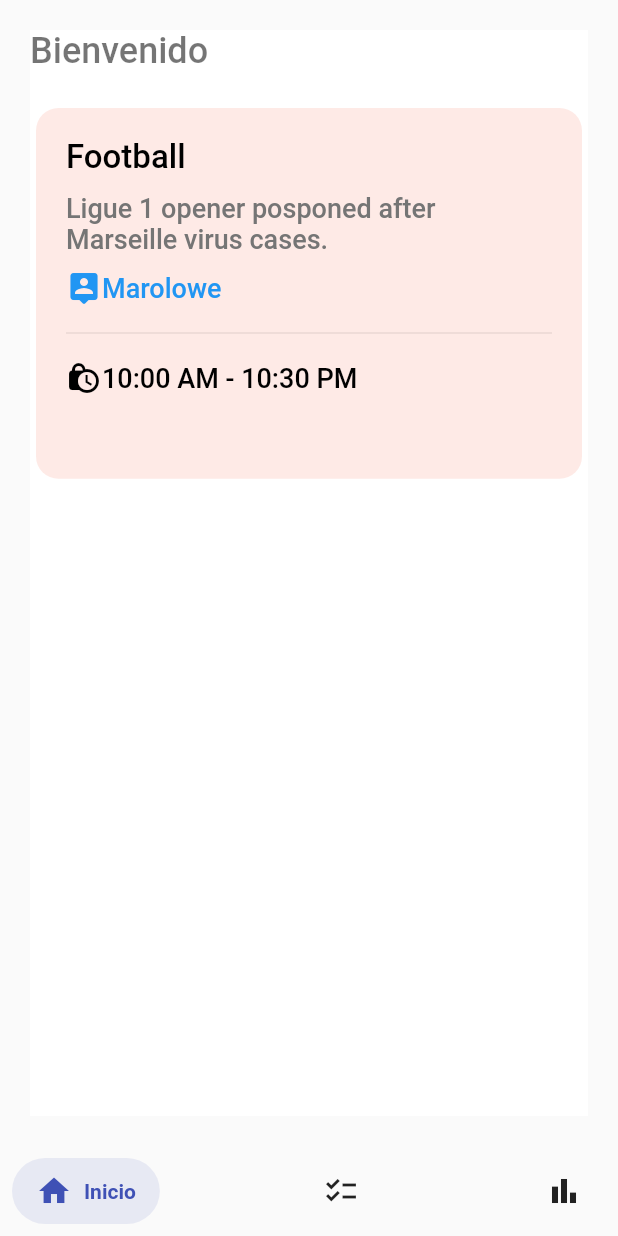
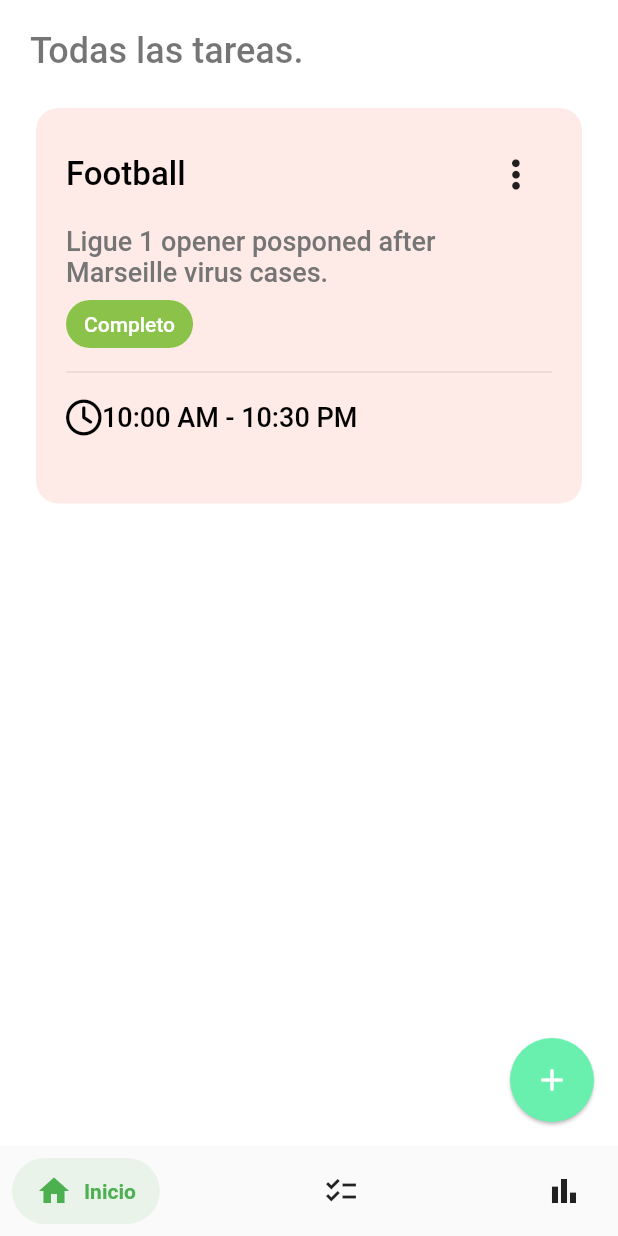
Before and after one commit to ibrhm-jz/nextline_app, a Flutter app: the screen it shows after launch, on a phone screen of 412 x 824 dp. Run offline on Flutter 3.47's test engine with Material 2 defaults, Android fonts, the light colour scheme and no system bars; drawn by our look-alikes of salomon_bottom_bar; our stand-ins replace font_awesome_flutter.

Commit message:
NXL-1 Se añade diseño de card

```diff
--- a/lib/main.dart
+++ b/lib/main.dart
@@ -16,7 +16,7 @@ class MyApp extends StatelessWidget {
       debugShowCheckedModeBanner: false,
       title: 'Gestión de Tareas',
       theme: ThemeData(
-        primarySwatch: Colors.blue,
+        primarySwatch: Colors.indigo,
         textTheme: const TextTheme(
           headline1: TextStyle(fontSize: 24.0, fontWeight: FontWeight.w500),
         ),
--- a/lib/ui/views/botom_menu/bottom_menu.dart
+++ b/lib/ui/views/botom_menu/bottom_menu.dart
@@ -14,11 +14,8 @@ class _BotomMenuState extends State<BotomMenu> {
   @override
   Widget build(BuildContext context) {
     return Scaffold(
-      body: Container(
-        margin: const EdgeInsets.all(20),
-        child: SafeArea(
-          child: _getPage(_currentIndex),
-        ),
+      body: SafeArea(
+        child: _getPage(_currentIndex),
       ),
       bottomNavigationBar: SalomonBottomBar(
         currentIndex: _currentIndex,
@@ -27,7 +24,7 @@ class _BotomMenuState extends State<BotomMenu> {
           SalomonBottomBarItem(
             icon: const Icon(Icons.home),
             title: const Text("Inicio"),
-            selectedColor: Colors.indigo,
+            selectedColor: Colors.green,
           ),
           SalomonBottomBarItem(
             icon: const Icon(Icons.checklist_outlined),
@@ -37,7 +34,7 @@ class _BotomMenuState extends State<BotomMenu> {
           SalomonBottomBarItem(
             icon: const Icon(Icons.bar_chart),
             title: const Text("Estadisticas"),
-            selectedColor: Colors.pinkAccent,
+            selectedColor: Colors.green,
           ),
         ],
       ),
--- a/lib/ui/views/task/task.dart
+++ b/lib/ui/views/task/task.dart
@@ -1,4 +1,5 @@
 import 'package:flutter/material.dart';
+import 'package:font_awesome_flutter/font_awesome_flutter.dart';
 import 'package:nextline_app/ui/constants/constants.dart';
 import 'package:nextline_app/ui/utils/responsive.dart';
 
@@ -15,12 +16,14 @@ class _TaskPageState extends State<TaskPage> {
     Responsive _responsive = Responsive(context);
     return Scaffold(
       backgroundColor: Colors.white,
-      body: Column(
+      body: Container(
+        margin: const EdgeInsets.all(20),
+        child: Column(
           mainAxisAlignment: MainAxisAlignment.start,
           crossAxisAlignment: CrossAxisAlignment.start,
           children: [
             Text(
-            'Bienvenido',
+              'Todas las tareas.',
               style: Theme.of(context).textTheme.headline1,
             ),
             const SizedBox(height: 20),
@@ -32,11 +35,14 @@ class _TaskPageState extends State<TaskPage> {
               color: primaryColor,
               child: Container(
                 padding: const EdgeInsets.all(20),
-              height: _responsive.hp(30.0),
+                height: _responsive.hp(32.0),
                 width: double.infinity,
                 child: Column(
                   mainAxisAlignment: MainAxisAlignment.start,
                   crossAxisAlignment: CrossAxisAlignment.start,
+                  children: [
+                    Row(
+                      mainAxisAlignment: MainAxisAlignment.spaceBetween,
                       children: [
                         const Text(
                           'Football',
@@ -45,6 +51,12 @@ class _TaskPageState extends State<TaskPage> {
                             color: Colors.black,
                             fontWeight: FontWeight.w500,
                           ),
+                        ),
+                        IconButton(
+                          onPressed: () {},
+                          icon: const FaIcon(FontAwesomeIcons.ellipsisVertical),
+                        ),
+                      ],
                     ),
                     const SizedBox(height: 10),
                     Text(
@@ -55,30 +67,36 @@ class _TaskPageState extends State<TaskPage> {
                         fontWeight: FontWeight.w500,
                       ),
                     ),
-                  const SizedBox(height: 10),
-                  Row(
-                    children: const [
-                      Icon(
-                        Icons.location_history_rounded,
-                        color: Colors.blue,
+                    // const SizedBox(height: 10),
+                    const Chip(
+                      label: Text('Completo',
+                          style: TextStyle(color: Colors.white)),
+                      backgroundColor: Colors.lightGreen,
                     ),
-                      Text(
-                        'Marolowe',
-                        style: TextStyle(
-                          fontSize: 18,
-                          color: Colors.blue,
-                          fontWeight: FontWeight.w500,
-                        ),
-                      ),
-                    ],
-                  ),
-                  const SizedBox(height: 10),
+                    // Row(
+                    //   children: const [
+                    //     FaIcon(
+                    //       FontAwesomeIcons.locationPin,
+                    //       color: Colors.blue,
+                    //     ),
+                    //     SizedBox(width: 10),
+                    //     Text(
+                    //       'Marolowe',
+                    //       style: TextStyle(
+                    //         fontSize: 18,
+                    //         color: Colors.blue,
+                    //         fontWeight: FontWeight.w500,
+                    //       ),
+                    //     ),
+                    //   ],
+                    // ),
+                    // const SizedBox(height: 10),
                     const Divider(),
                     const SizedBox(height: 10),
                     Row(
                       children: const [
-                      Icon(
-                        Icons.lock_clock,
+                        FaIcon(
+                          FontAwesomeIcons.clock,
                           color: Colors.black,
                         ),
                         Text(
@@ -97,6 +115,13 @@ class _TaskPageState extends State<TaskPage> {
             )
           ],
         ),
+      ),
+      floatingActionButton: FloatingActionButton(
+        onPressed: () {},
+        elevation: 1,
+        backgroundColor: Colors.greenAccent,
+        child: const Icon(Icons.add),
+      ),
     );
   }
 }
```
Lines whose indentation alone changed are shown as unchanged.
